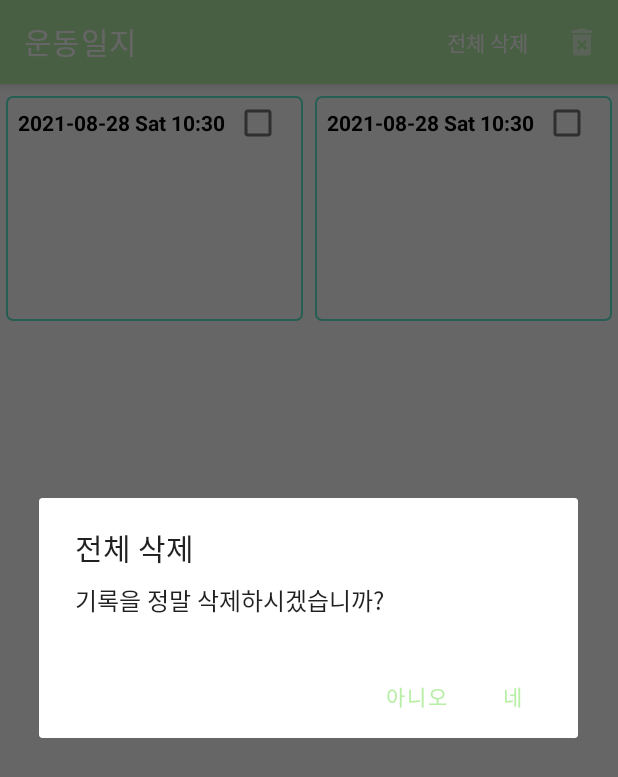
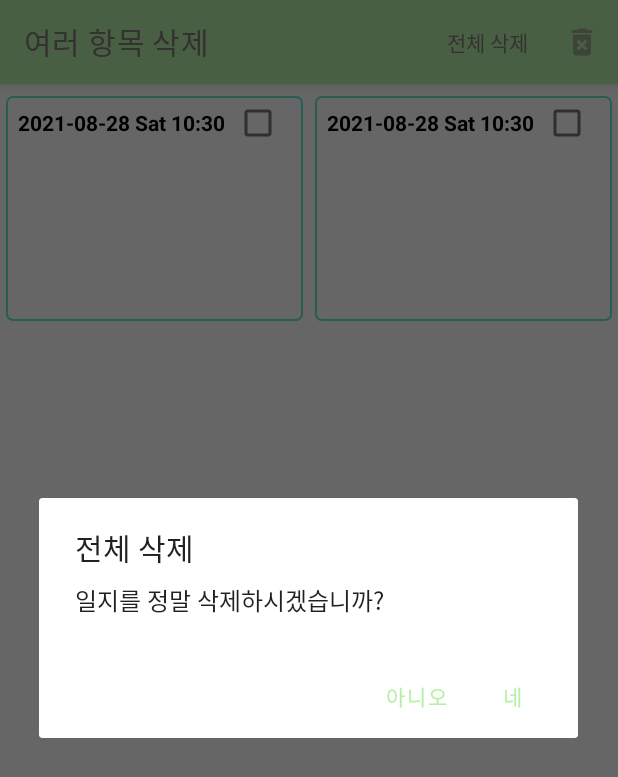
Before and after one commit to kkcchh9999/Work-out_Record_App, an Android app: the fragment WorkoutListDeleteFragment placed in its activity, after a tap on "전체 삭제", on a phone screen of 412 x 824 dp. Shown: the top 777 px of the screen. Run offline under Robolectric (Android 15) with nearby library versions, the phone set to English and light mode, and no system bars; our stand-ins replace Room's generated code.

Commit message:
버그 수정, 디자인 수정

```diff
--- a/app/src/main/java/com/work_out_record/RecordDetailViewModel.kt
+++ b/app/src/main/java/com/work_out_record/RecordDetailViewModel.kt
@@ -14,7 +14,7 @@ class RecordDetailViewModel(private val app: Application) : AndroidViewModel(app
             recordRepository.getRecord(recordId)
         }
 
-    var savedRoutineName: Array<String> = arrayOf("루틴 1", "루틴 2", "루틴 3", "루틴 4", "루틴 5")
+    var savedRoutineName: Array<String> = arrayOf("빈 루틴 1", "빈 루틴 2", "빈 루틴 3", "빈 루틴 4", "빈 루틴 5")
     init {
         for (i in 0..4) {
             if (QueryPreferences.getStoredQuery(app, i.toString()) != "") {
--- a/app/src/main/java/com/work_out_record/WorkoutListDeleteFragment.kt
+++ b/app/src/main/java/com/work_out_record/WorkoutListDeleteFragment.kt
@@ -1,21 +1,19 @@
 package com.work_out_record
 
 import android.app.AlertDialog
-import android.content.Context
 import android.content.DialogInterface
 import android.os.Bundle
 import android.text.format.DateFormat
-import android.util.Log
 import android.view.*
 import android.widget.CheckBox
 import android.widget.TextView
 import android.widget.Toast
 import androidx.fragment.app.Fragment
+import androidx.fragment.app.FragmentActivity
 import androidx.lifecycle.Observer
 import androidx.lifecycle.ViewModelProvider
 import androidx.recyclerview.widget.GridLayoutManager
 import androidx.recyclerview.widget.RecyclerView
-import java.util.*
 
 class WorkoutListDeleteFragment: Fragment() {
 
@@ -49,6 +47,14 @@ class WorkoutListDeleteFragment: Fragment() {
         return view
     }
 
+    override fun onResume() {
+        super.onResume()
+        val fragmentActivity: FragmentActivity? = activity
+        if (activity != null) {
+            (activity as WorkoutRecordActivity).setActionBarTitle(R.string.delete_records)
+        }
+    }
+
     override fun onViewCreated(view: View, savedInstanceState: Bundle?) {
         super.onViewCreated(view, savedInstanceState)
         recordViewModel.recordLiveData.observe(
@@ -74,7 +80,7 @@ class WorkoutListDeleteFragment: Fragment() {
                 alertDialogBuilder.setTitle(R.string.delete_records)
                     .setMessage(R.string.delete_record_really)
                     .setPositiveButton(R.string.yes_button,
-                    DialogInterface.OnClickListener { dialog, which ->
+                    DialogInterface.OnClickListener { _, _ ->
                         if (deleteID.isEmpty()) {
                             Toast.makeText(this.context, R.string.select_item_first, Toast.LENGTH_SHORT).show()
                         }
@@ -86,7 +92,7 @@ class WorkoutListDeleteFragment: Fragment() {
                         }
                     })
                     .setNegativeButton(R.string.no_button,
-                    DialogInterface.OnClickListener { dialog, which ->
+                    DialogInterface.OnClickListener { _, _ ->
                         //유저가 취소함
                     })
                 alertDialogBuilder.show()
@@ -98,14 +104,14 @@ class WorkoutListDeleteFragment: Fragment() {
                 alertDialogBuilder.setTitle(R.string.delete_all)
                     .setMessage(R.string.delete_record_really)
                     .setPositiveButton(R.string.yes_button,
-                        DialogInterface.OnClickListener { dialog, which ->
+                        DialogInterface.OnClickListener { _, _ ->
                             deleteAll.forEach {
                                 recordViewModel.deleteRecord(it)
                                 fragmentManager?.popBackStack()
                             }
                         })
                     .setNegativeButton(R.string.no_button,
-                        DialogInterface.OnClickListener { dialog, which ->
+                        DialogInterface.OnClickListener { _, _ ->
                             //유저가 취소함
                         })
                 alertDialogBuilder.show()
--- a/app/src/main/java/com/work_out_record/WorkoutListFragment.kt
+++ b/app/src/main/java/com/work_out_record/WorkoutListFragment.kt
@@ -8,6 +8,7 @@ import android.widget.ImageButton
 import android.widget.TextView
 import androidx.appcompat.widget.SearchView
 import androidx.fragment.app.Fragment
+import androidx.fragment.app.FragmentActivity
 import androidx.lifecycle.Observer
 import androidx.lifecycle.ViewModelProvider
 import androidx.recyclerview.widget.GridLayoutManager
@@ -62,6 +63,14 @@ class WorkoutListFragment: Fragment() {
         noRecordSearchTextView = view.findViewById(R.id.no_record_search)
 
         return view
+    }
+
+    override fun onResume() {
+        super.onResume()
+        val fragmentActivity: FragmentActivity? = activity
+        if (activity != null) {
+            (activity as WorkoutRecordActivity).setActionBarTitle(R.string.app_name)
+        }
     }
 
     override fun onViewCreated(view: View, savedInstanceState: Bundle?) {
--- a/app/src/main/java/com/work_out_record/WorkoutRecordActivity.kt
+++ b/app/src/main/java/com/work_out_record/WorkoutRecordActivity.kt
@@ -1,7 +1,8 @@
 package com.work_out_record
 
+import android.os.Bundle
+import androidx.appcompat.app.ActionBar
 import androidx.appcompat.app.AppCompatActivity
-import android.os.Bundle
 import java.util.*
 
 class WorkoutRecordActivity : AppCompatActivity(), WorkoutListFragment.Callbacks {
@@ -35,4 +36,9 @@ class WorkoutRecordActivity : AppCompatActivity(), WorkoutListFragment.Callbacks
             .addToBackStack(null)
             .commit()
     }
+
+    fun setActionBarTitle(title: Int) {
+        val actionBar: ActionBar? = supportActionBar
+        actionBar?.setTitle(title)
+    }
 }
--- a/app/src/main/res/layout/fragment_workout_detail.xml
+++ b/app/src/main/res/layout/fragment_workout_detail.xml
@@ -19,7 +19,7 @@
         app:layout_constraintTop_toTopOf="parent"
         android:textSize="15sp"
         android:textColor="@color/black"
-        android:textStyle="bold|italic"
+        android:textStyle="bold"
         tools:text="2021-08-25 10:20"/>
 
     <TextView
--- a/app/src/main/res/values/strings.xml
+++ b/app/src/main/res/values/strings.xml
@@ -9,15 +9,15 @@
     12, 12, 12, 11 -> X\n
     12, 11, 11, 10 -> X</string>
     <string name="workout_part">운동 부위 : </string>
-    <string name="no_record">운동 일지 작성하면서 득근합시다~!</string>
+    <string name="no_record">새 일지를 작성해 보세요</string>
     <string name="no_record_search">검색 결과가 없습니다.\n다시 정확히 검색해주세요.</string>
     <string name="save_routine">현재 루틴 저장하기</string>
     <string name="load_routine">저장된 루틴 불러오기</string>
-    <string name="add_record">기록 추가</string>
-    <string name="delete_record">기록 삭제</string>
+    <string name="add_record">일지 추가</string>
+    <string name="delete_record">일지 삭제</string>
     <string name="delete_all">전체 삭제</string>
-    <string name="delete_records">여러 기록 삭제</string>
-    <string name="delete_record_really">기록을 정말 삭제하시겠습니까?</string>
+    <string name="delete_records">여러 항목 삭제</string>
+    <string name="delete_record_really">일지를 정말 삭제하시겠습니까?</string>
     <string name="select_item_first">삭제할 항목을 선택하세요</string>
     <string name="select_routine_save">루틴을 저장할 곳을 선택하세요</string>
     <string name="select_routine_load">불러올 루틴을 선택하세요</string>
@@ -28,6 +28,7 @@
     <string name="change_routine_name_dialog">변경할 루틴의 이름을 입력하세요\n변경된 이름으로 저장됩니다.</string>
     <string name="select_first">저장할 장소를 선택하세요.</string>
     <string name="type_first">변경할 이름을 입력하세요.</string>
+    <string name="empty_routine">빈 루틴입니다.</string>
     <string name="yes_button">네</string>
     <string name="no_button">아니오</string>
     <string name="search">검색</string>
--- a/app/src/main/res/values/themes.xml
+++ b/app/src/main/res/values/themes.xml
@@ -1,6 +1,6 @@
 <resources xmlns:tools="http://schemas.android.com/tools">
     <!-- Base application theme. -->
-    <style name="Theme.Work_out_Record" parent="Theme.MaterialComponents.DayNight.DarkActionBar">
+    <style name="Theme.Work_out_Record" parent="Theme.MaterialComponents.DayNight">
         <!-- Primary brand color. -->
         <item name="colorPrimary">@color/green</item>
         <item name="colorPrimaryVariant">@color/green</item>
@@ -11,7 +11,7 @@
         <item name="android:statusBarColor" tools:targetApi="l">@color/green1</item>
         <!-- Customize your theme here. -->
 
-        <item name="iconTint">@color/white</item>
+        <item name="iconTint">@color/gray</item>
         <item name="android:navigationBarColor">@color/green1</item>
         <item name="colorControlActivated">@color/green2</item>
         <item name="colorAccent">@color/green2</item>
@@ -19,7 +19,7 @@
     </style>
     <style name="PopupMenuStyle" parent="Theme.AppCompat.Light">
         <item name="android:background">@color/green</item>
-        <item name="android:textColor">@color/gray </item>
+        <item name="android:textColor">@color/black </item>
     </style>
 
 </resources>
```
Also changed, not shown: app/src/main/java/com/work_out_record/WorkoutDetailFragment.kt (+22 -3 lines).
